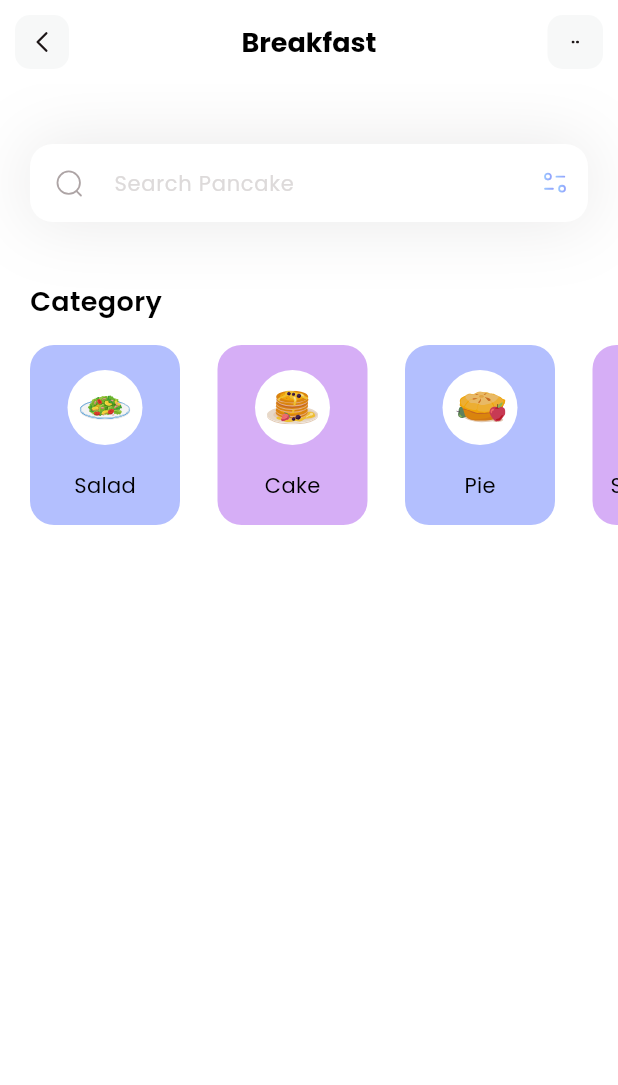
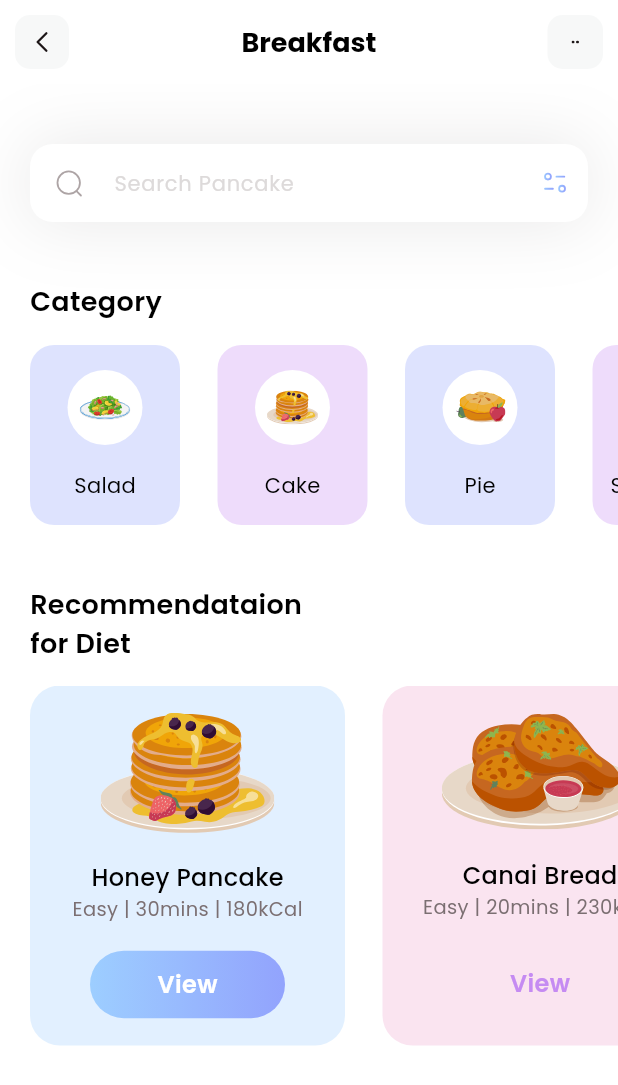
Before and after one commit to paolochang/flutterguys_fitness, a Flutter app: the screen it shows after launch, on a phone screen of 412 x 824 dp. Shown: the top 1085 px of the screen. Run offline on Flutter 3.47's test engine with Material 3 defaults, Android fonts, the light colour scheme and no system bars; our stand-ins replace flutter_svg.

Commit message:
Added diets

```diff
--- a/lib/models/category_model.dart
+++ b/lib/models/category_model.dart
@@ -17,25 +17,25 @@
     categories.add(CategoryModel(
       name: 'Salad',
       iconPath: 'assets/icons/plate.svg',
-      boxColor: Color(0xff92A3FD),
+      boxColor: const Color(0xff92A3FD),
     ));
 
     categories.add(CategoryModel(
       name: 'Cake',
       iconPath: 'assets/icons/pancakes.svg',
-      boxColor: Color(0xffC58BF2),
+      boxColor: const Color(0xffC58BF2),
     ));
 
     categories.add(CategoryModel(
       name: 'Pie',
       iconPath: 'assets/icons/pie.svg',
-      boxColor: Color(0xff92A3FD),
+      boxColor: const Color(0xff92A3FD),
     ));
 
     categories.add(CategoryModel(
       name: 'Smoothies',
       iconPath: 'assets/icons/orange-snacks.svg',
-      boxColor: Color(0xffC58BF2),
+      boxColor: const Color(0xffC58BF2),
     ));
 
     return categories;
--- /dev/null
+++ b/lib/models/diet_model.dart
@@ -0,0 +1,47 @@
+import 'package:flutter/material.dart';
+
+class DietModel {
+  String name;
+  String iconPath;
+  String level;
+  String duration;
+  String calorie;
+  bool viewSelected;
+  Color boxColor;
+
+  DietModel({
+    required this.name,
+    required this.iconPath,
+    required this.level,
+    required this.duration,
+    required this.calorie,
+    required this.viewSelected,
+    required this.boxColor,
+  });
+
+  static List<DietModel> getDiets() {
+    List<DietModel> diets = [];
+
+    diets.add(DietModel(
+      name: 'Honey Pancake',
+      iconPath: 'assets/icons/honey-pancakes.svg',
+      level: 'Easy',
+      duration: '30mins',
+      calorie: '180kCal',
+      viewSelected: true,
+      boxColor: const Color(0xff9DCEFF),
+    ));
+
+    diets.add(DietModel(
+      name: 'Canai Bread',
+      iconPath: 'assets/icons/canai-bread.svg',
+      level: 'Easy',
+      duration: '20mins',
+      calorie: '230kCal',
+      viewSelected: false,
+      boxColor: const Color(0xffEEA4CE),
+    ));
+
+    return diets;
+  }
+}
--- a/lib/pages/home.dart
+++ b/lib/pages/home.dart
@@ -1,6 +1,7 @@
 import 'package:flutter/material.dart';
 import 'package:flutter_svg/flutter_svg.dart';
 import 'package:flutterguys_fitness/models/category_model.dart';
+import 'package:flutterguys_fitness/models/diet_model.dart';
 
 class HomePage extends StatefulWidget {
   const HomePage({Key? key}) : super(key: key);
@@ -11,19 +12,16 @@
 
 class _HomePageState extends State<HomePage> {
   List<CategoryModel> categories = [];
+  List<DietModel> diets = [];
 
-  void _getCategories() {
+  void _getInitialInfo() {
     categories = CategoryModel.getCategories();
-  }
-
-  @override
-  void initState() {
-    _getCategories();
+    diets = DietModel.getDiets();
   }
 
   @override
   Widget build(BuildContext context) {
-    _getCategories();
+    _getInitialInfo();
     return Scaffold(
       appBar: appBar(),
       backgroundColor: Colors.white,
@@ -32,9 +30,104 @@
         children: [
           _searchField(),
           const SizedBox(height: 40),
-          _categoriesSection()
+          _categoriesSection(),
+          const SizedBox(height: 40),
+          _dietSection()
         ],
       ),
+    );
+  }
+
+  Column _dietSection() {
+    return Column(
+      crossAxisAlignment: CrossAxisAlignment.start,
+      children: [
+        const Padding(
+          padding: EdgeInsets.only(left: 20),
+          child: Text(
+            'Recommendataion\nfor Diet',
+            style: TextStyle(
+              color: Colors.black,
+              fontSize: 18,
+              fontWeight: FontWeight.w600,
+            ),
+          ),
+        ),
+        const SizedBox(height: 15),
+        Container(
+          // color: Colors.blue,
+          height: 240,
+          child: ListView.separated(
+            itemBuilder: (context, index) {
+              return Container(
+                  width: 210,
+                  decoration: BoxDecoration(
+                    color: diets[index].boxColor.withValues(alpha: 0.3),
+                    borderRadius: BorderRadius.circular(20),
+                  ),
+                  child: Column(
+                    mainAxisAlignment: MainAxisAlignment.spaceEvenly,
+                    children: [
+                      SvgPicture.asset(diets[index].iconPath),
+                      Column(
+                        children: [
+                          Text(
+                            diets[index].name,
+                            style: const TextStyle(
+                              color: Colors.black,
+                              fontSize: 16,
+                              fontWeight: FontWeight.w500,
+                            ),
+                          ),
+                          Text(
+                            '${diets[index].level} | ${diets[index].duration} | ${diets[index].calorie}',
+                            style: const TextStyle(
+                              color: Color(0xff7B6F72),
+                              fontSize: 13,
+                              fontWeight: FontWeight.w400,
+                            ),
+                          ),
+                        ],
+                      ),
+                      Container(
+                        height: 45,
+                        width: 130,
+                        decoration: BoxDecoration(
+                          gradient: LinearGradient(
+                            colors: [
+                              diets[index].viewSelected
+                                  ? const Color(0xff9DCEFF)
+                                  : Colors.transparent,
+                              diets[index].viewSelected
+                                  ? const Color(0xff92A3FD)
+                                  : Colors.transparent,
+                            ],
+                          ),
+                          borderRadius: BorderRadius.circular(50),
+                        ),
+                        child: Center(
+                          child: Text(
+                            'View',
+                            style: TextStyle(
+                              color: diets[index].viewSelected
+                                  ? Colors.white
+                                  : const Color(0xffC58BF2),
+                              fontWeight: FontWeight.w600,
+                              fontSize: 16,
+                            ),
+                          ),
+                        ),
+                      )
+                    ],
+                  ));
+            },
+            separatorBuilder: (context, index) => const SizedBox(width: 25),
+            itemCount: diets.length,
+            scrollDirection: Axis.horizontal,
+            padding: const EdgeInsets.only(left: 20, right: 20),
+          ),
+        )
+      ],
     );
   }
 
@@ -65,7 +158,7 @@
               return Container(
                   width: 100,
                   decoration: BoxDecoration(
-                      color: categories[index].boxColor.withValues(alpha: 0.7),
+                      color: categories[index].boxColor.withValues(alpha: 0.3),
                       borderRadius: BorderRadius.circular(16)),
                   child: Column(
                     mainAxisAlignment: MainAxisAlignment.spaceEvenly,
```
